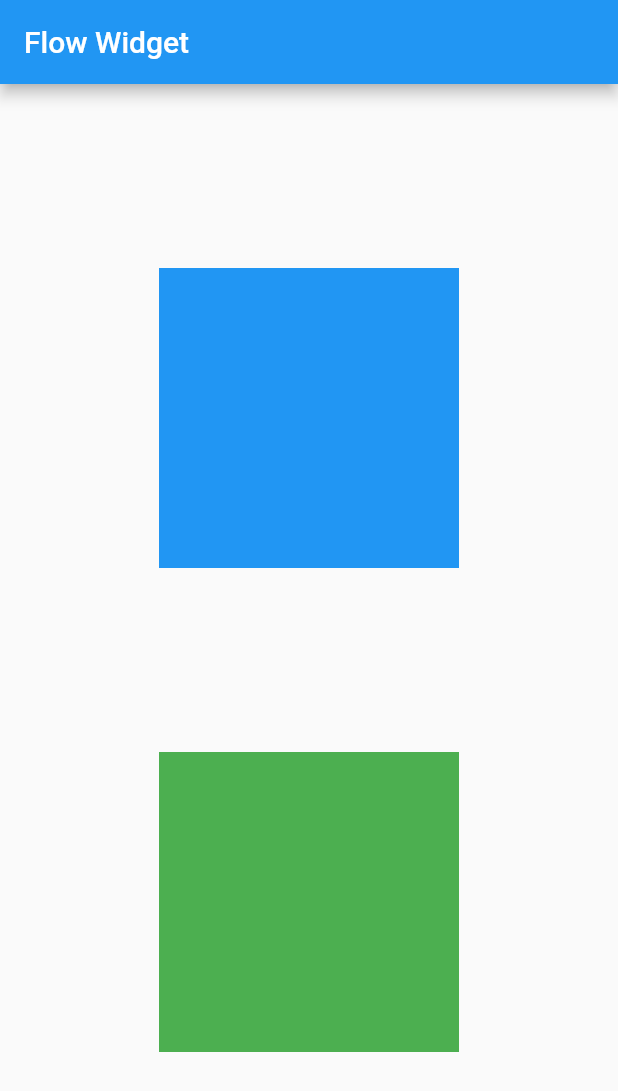
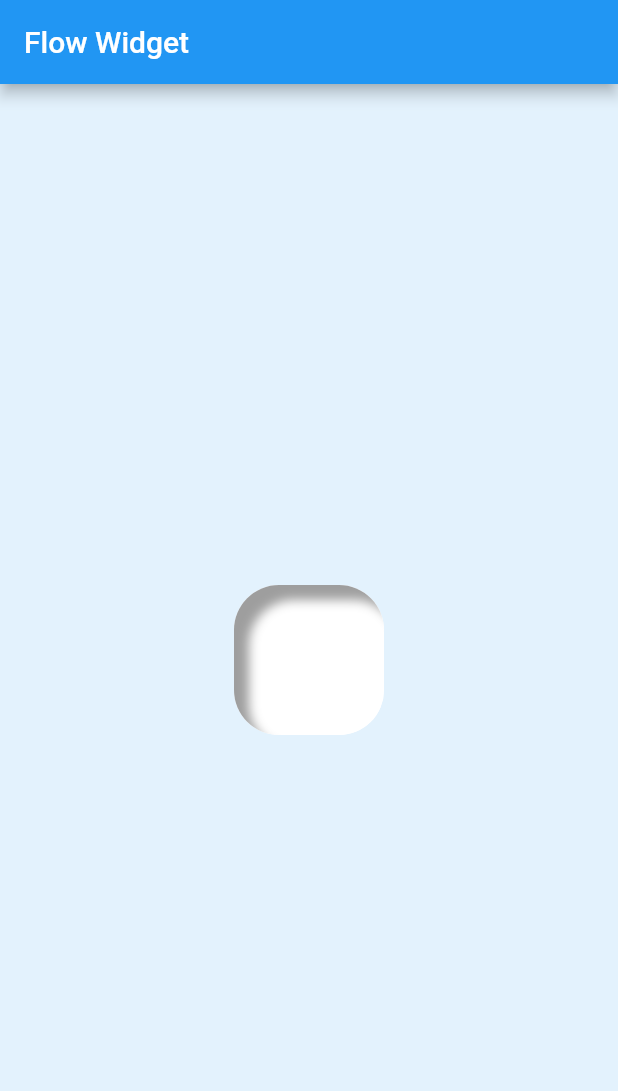
Before and after one commit to SEKI-YUTA/Flutter_tips_box, a Flutter app: the screen it shows after launch, on a phone screen of 412 x 824 dp. Shown: the top 1091 px of the screen. Run offline on Flutter 3.47's test engine with Material 2 defaults, Android fonts, the phone set to English and light mode, and no system bars; our stand-ins replace flutter_inset_box_shadow; missing offline and left inert: flutter_search_bar.

Commit message:
widget: add NeumophismButton.dart

```diff
--- a/lib/main.dart
+++ b/lib/main.dart
@@ -10,6 +10,7 @@ import 'package:tips_box/screens/drag_and_drop_screen.dart';
 import 'package:tips_box/screens/future_api_call.dart';
 import 'package:tips_box/screens/grid_screen.dart';
 import 'package:tips_box/screens/stream_api_call.dart';
+import 'package:tips_box/widget/NeumophismButton.dart';
 import 'package:tips_box/widget/cross_fade_widget.dart';
 import 'package:tips_box/widget/linear_flow_widget.dart';
 
@@ -48,6 +49,7 @@ class MainPage extends StatelessWidget {
   @override
   Widget build(BuildContext context) {
     return Scaffold(
+      backgroundColor: Colors.blue[50],
       appBar: AppBar(
         title: Text('Flow Widget'),
       ),
@@ -55,10 +57,12 @@ class MainPage extends StatelessWidget {
         width: double.infinity,
         height: MediaQuery.of(context).size.height,
         child: Column(
+          mainAxisAlignment: MainAxisAlignment.center,
           children: [
             // CrossFadeWidget(),
             // ResponsiveLayout(),
-            DragAndDropScreen()
+            // DragAndDropScreen(),
+            NeumophismButton()
           ],
         ),
       ),
--- /dev/null
+++ b/lib/widget/NeumophismButton.dart
@@ -0,0 +1,43 @@
+import 'package:flutter_inset_box_shadow/flutter_inset_box_shadow.dart'
+    as insetShadow;
+import 'package:flutter/material.dart';
+
+class NeumophismButton extends StatefulWidget {
+  const NeumophismButton({Key? key}) : super(key: key);
+
+  @override
+  State<NeumophismButton> createState() => _NeumophismButtonState();
+}
+
+class _NeumophismButtonState extends State<NeumophismButton> {
+  bool isPressed = true;
+  @override
+  Widget build(BuildContext context) {
+    Offset distance = isPressed ? Offset(10, 10) : Offset(28, 28);
+    double blur = isPressed ? 5 : 30;
+    return GestureDetector(
+      onTap: () => setState(() => isPressed = !isPressed),
+      child: AnimatedContainer(
+        duration: const Duration(milliseconds: 300),
+        curve: Curves.easeIn,
+        width: 100,
+        height: 100,
+        decoration: insetShadow.BoxDecoration(
+            borderRadius: BorderRadius.circular(30),
+            color: Colors.white,
+            boxShadow: [
+              insetShadow.BoxShadow(
+                  offset: -distance,
+                  color: Colors.white,
+                  blurRadius: blur,
+                  inset: isPressed),
+              insetShadow.BoxShadow(
+                  offset: distance,
+                  color: Colors.grey,
+                  blurRadius: blur,
+                  inset: isPressed),
+            ]),
+      ),
+    );
+  }
+}
```
